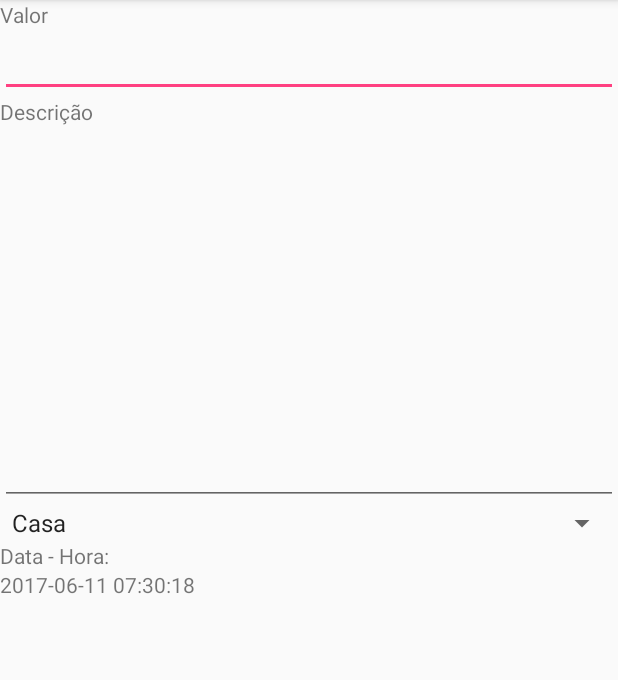
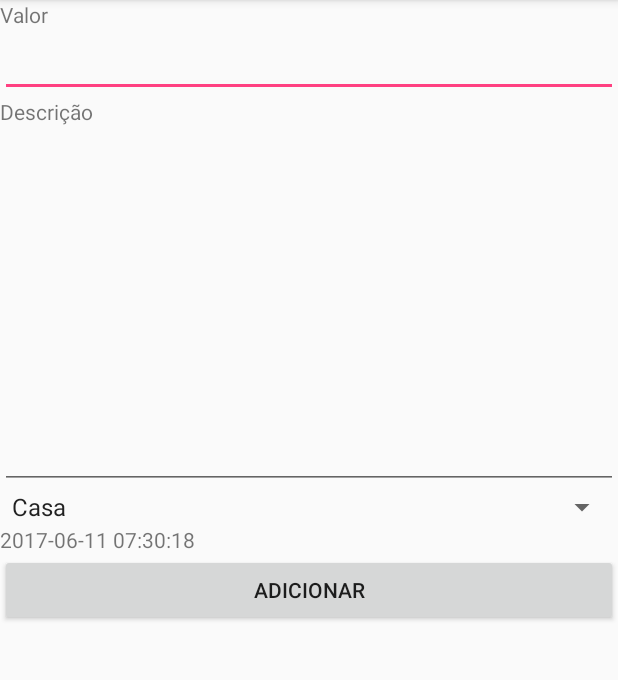
Before and after one commit to ValdiJr/gerenciadorFinanceiro, an Android app: the AddEntryActivity screen opened directly, with no data from a screen before it, on a phone screen of 412 x 824 dp, the part 84-764 px from its top. Run offline under Robolectric (Android 15) with nearby library versions, the phone set to English and light mode, and no system bars.

Commit message:
Adiciona itens a tela AddEntry e testa captura de valores

```diff
--- a/app/src/main/java/com/smartcase/vfnj_jbsn/gerenciadorfinanceiro/AddEntryActivity.java
+++ b/app/src/main/java/com/smartcase/vfnj_jbsn/gerenciadorfinanceiro/AddEntryActivity.java
@@ -5,11 +5,16 @@ import android.support.annotation.RequiresApi;
 import android.support.v7.app.ActionBar;
 import android.support.v7.app.AppCompatActivity;
 import android.os.Bundle;
+import android.util.Log;
+import android.view.View;
 import android.widget.ArrayAdapter;
+import android.widget.Button;
+import android.widget.EditText;
 import android.widget.Spinner;
 import android.widget.TextView;
 
 import com.smartcase.vfnj_jbsn.gerenciadorfinanceiro.data.ManagerDbUtils;
+import com.smartcase.vfnj_jbsn.gerenciadorfinanceiro.models.Entry;
 
 import java.util.Date;
 
@@ -22,20 +27,47 @@ public class AddEntryActivity extends AppCompatActivity {
         setContentView(R.layout.add_entry_activity);
         // Get a support ActionBar corresponding to this toolbar
         ActionBar ab = getSupportActionBar();
-
         // Enable the Up button
         ab.setDisplayHomeAsUpEnabled(true);
 
-        Spinner spinner = (Spinner) findViewById(R.id.spinnerCategory);
-// Create an ArrayAdapter using the string array and a default spinner layout
+        // Captura data atual
+        TextView dateTitleTextView = (TextView)  findViewById(R.id.dateTextView);
+        dateTitleTextView.setText(ManagerDbUtils.convertDate(new Date()));
+
+        // date value
+        final TextView dateValueTextView = (TextView) findViewById(R.id.dateValueTextView);
+        // description value
+        final EditText descriptionEditText = (EditText) findViewById(R.id.descriptionEditText);
+        // entry value
+        final EditText entryValueEditText = (EditText) findViewById(R.id.valueEditText);
+        //spinner categories
+        final Spinner spinner = (Spinner) findViewById(R.id.spinnerCategory);
+        // Create an ArrayAdapter using the string array and a default spinner layout
         ArrayAdapter<CharSequence> adapter = ArrayAdapter.createFromResource(this,
                 R.array.planets_array, android.R.layout.simple_spinner_item);
-// Specify the layout to use when the list of choices appears
+        // Specify the layout to use when the list of choices appears
         adapter.setDropDownViewResource(android.R.layout.simple_spinner_dropdown_item);
-// Apply the adapter to the spinner
+        // Apply the adapter to the spinner
         spinner.setAdapter(adapter);
 
-        TextView dateView = (TextView)  findViewById(R.id.dateEntry);
-        dateView.setText(ManagerDbUtils.convertDate(new Date()));
+        // Botão adicionar
+        Button addButton = (Button) findViewById(R.id.buttonAdicionar);
+        addButton.setOnClickListener( new View.OnClickListener() {
+
+            @Override
+            public void onClick(View v) {
+                Entry entry = new Entry();
+                entry.setDataEntry(ManagerDbUtils.convertDate(new Date()));
+                entry.setDescriptionEntry(String.valueOf(descriptionEditText.getText()));
+                entry.setValueEntry(Double.parseDouble((String.valueOf(entryValueEditText.getText()))));
+                entry.setCategoryEntry(spinner.getItemAtPosition(spinner.getSelectedItemPosition()).toString());
+
+            }
+        });
+
+
+
+
+
     }
 }
--- a/app/src/main/res/layout/add_entry_activity.xml
+++ b/app/src/main/res/layout/add_entry_activity.xml
@@ -6,7 +6,7 @@ android:layout_height="match_parent"
     android:weightSum="1">
 
     <TextView
-        android:id="@+id/valueEntryTitle"
+        android:id="@+id/valueTextView"
         android:layout_width="match_parent"
         android:layout_height="wrap_content"
         android:ems="10"
@@ -14,14 +14,14 @@ android:layout_height="match_parent"
         android:text="@string/valueTitle" />
 
     <EditText
-        android:id="@+id/valueEntry"
+        android:id="@+id/valueEditText"
         android:layout_width="match_parent"
         android:layout_height="wrap_content"
         android:ems="10"
         android:inputType="numberDecimal" />
 
     <TextView
-        android:id="@+id/descriptionEntryTitle"
+        android:id="@+id/descriptionTextView"
         android:layout_width="match_parent"
         android:layout_height="wrap_content"
         android:ems="10"
@@ -29,7 +29,7 @@ android:layout_height="match_parent"
         android:text="@string/descriptionTitle" />
 
     <EditText
-        android:id="@+id/descriptionEntry"
+        android:id="@+id/descriptionEditText"
         android:layout_width="match_parent"
         android:layout_height="wrap_content"
         android:gravity="top"
@@ -41,19 +41,30 @@ android:layout_height="match_parent"
         android:id="@+id/spinnerCategory"
         android:layout_width="match_parent"
         android:layout_height="wrap_content" />
+    <LinearLayout
+        android:orientation="horizontal"
+        android:layout_width="match_parent"
+        android:layout_height="wrap_content">
+        <TextView
+            android:id="@+id/dateTextView"
+            android:layout_width="0px"
+            android:layout_weight="0.5"
+            android:layout_height="wrap_content"
+            android:text="Data - Hora:"
+        />
 
-    <TextView
-        android:id="@+id/dateEntryTitle"
+        <TextView
+            android:id="@+id/dateValueTextView"
+            android:layout_width="0px"
+            android:layout_weight="0.5"
+            android:layout_height="wrap_content"
+            android:text="" />
+    </LinearLayout>
+
+    <Button
+        android:id="@+id/buttonAdicionar"
         android:layout_width="match_parent"
         android:layout_height="wrap_content"
-        android:text="Data - Hora:"
-        />
-
-    <TextView
-        android:id="@+id/dateEntry"
-        android:layout_width="match_parent"
-        android:layout_height="wrap_content"
-        android:text="" />
-
+        android:text="Adicionar" />
 
 </LinearLayout>
```
Also changed, not shown: app/src/main/java/com/smartcase/vfnj_jbsn/gerenciadorfinanceiro/models/Entry.java (+11 -4 lines).
